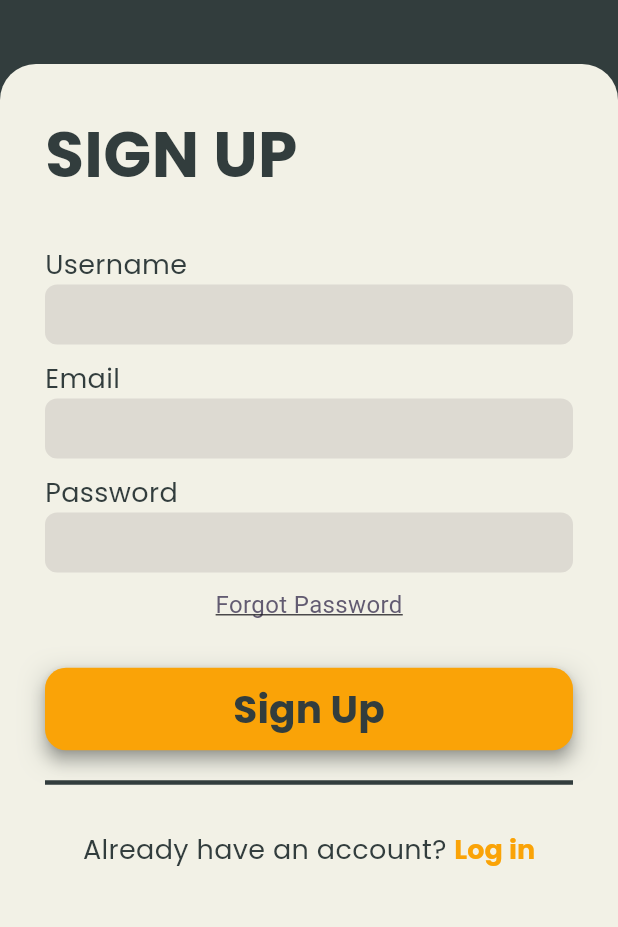
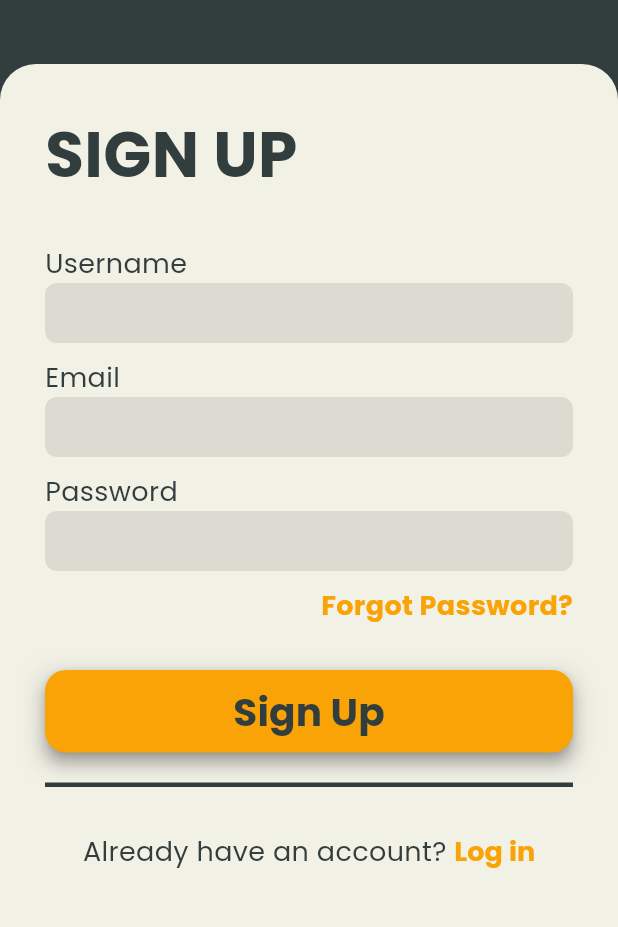
Before and after one commit to clarence00/letmecook, a Flutter app: the screen it shows after launch, after a tap on "Sign up", on a phone screen of 412 x 824 dp, the part 245-1172 px from its top. Run offline on Flutter 3.47's test engine with Material 3 defaults, Android fonts, the phone set to English and light mode, and no system bars; our stand-ins replace cloud_firestore, email_validator, file_picker, firebase_auth, firebase_core, firebase_storage and 5 more; missing offline and left inert: dart:html, image_picker_web, multiselect; accounts and stored records are empty; network calls fail.

```diff
--- a/lib/pages/login_page.dart
+++ b/lib/pages/login_page.dart
@@ -7,11 +7,7 @@ import 'package:letmecook/widgets/styled_textbox.dart';
 import 'package:letmecook/widgets/styled_text.dart';
 import 'package:letmecook/assets/themes/app_colors.dart';
 import 'package:letmecook/assets/icons/logos.dart';
-import 'package:letmecook/assets/themes/app_colors.dart';
 import 'package:letmecook/auth.dart';
-import 'package:letmecook/widgets/styled_button.dart';
-import 'package:letmecook/widgets/styled_text.dart';
-import 'package:letmecook/widgets/styled_textbox.dart';
 
 class LogInPage extends StatefulWidget {
   const LogInPage({Key? key}) : super(key: key);
@@ -166,21 +162,26 @@ class _LogInPageState extends State<LogInPage> {
                           ),
                           const SizedBox(height: 10),
                           GestureDetector(
-                            child: Text(
-                              'Forgot Password',
-                              style: TextStyle(
-                                decoration: TextDecoration.underline,
-                                color: Theme.of(context).colorScheme.secondary,
-                                fontSize: 16,
-                              )
+                            child: const Row(
+                              mainAxisAlignment: MainAxisAlignment.end,
+                              children: [
+                                StyledText(
+                                  text: 'Forgot Password?',
+                                  color: AppColors.accent,
+                                  size: 18,
+                                  weight: FontWeight.w700,
+                                ),
+                              ],
                             ),
-                            onTap: () => Navigator.of(context).push(MaterialPageRoute(
-                              builder: (context) => ForgotPasswordPage(),
-                              )
-                              )
+                            onTap: () => Navigator.of(context).push(
+                              MaterialPageRoute(
+                                builder: (context) =>
+                                    const ForgotPasswordPage(),
                               ),
-                        ]
-                      )
+                            ),
+                          ),
+                        ],
+                      ),
                     ),
                     Padding(
                       padding: const EdgeInsets.symmetric(horizontal: 30),
```
